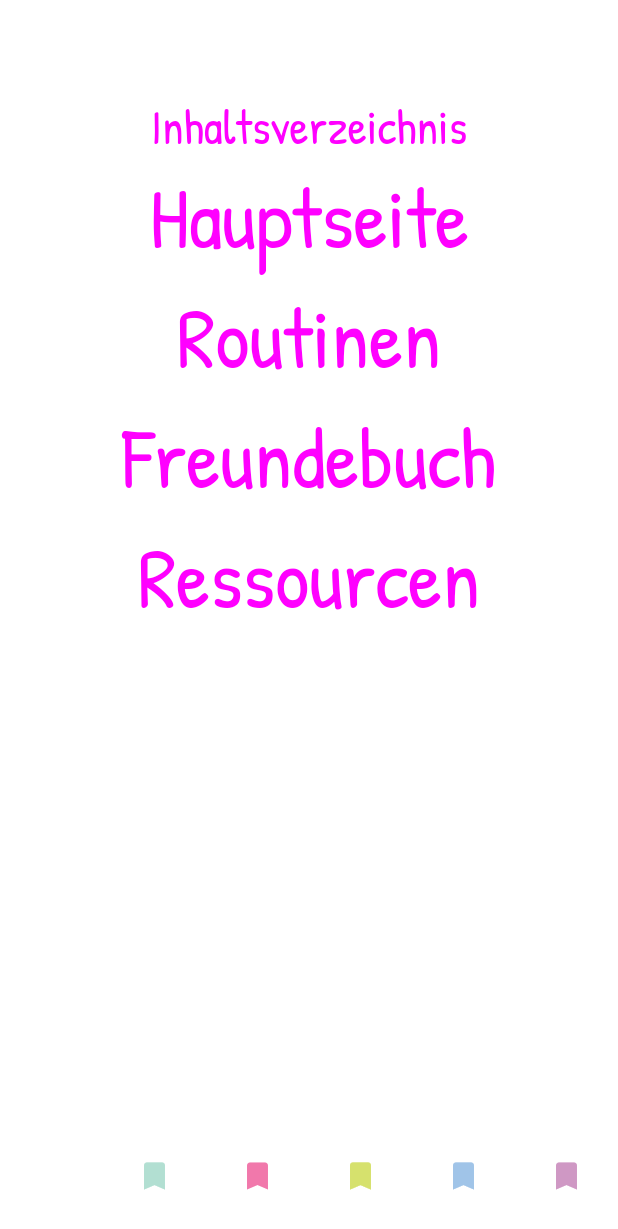
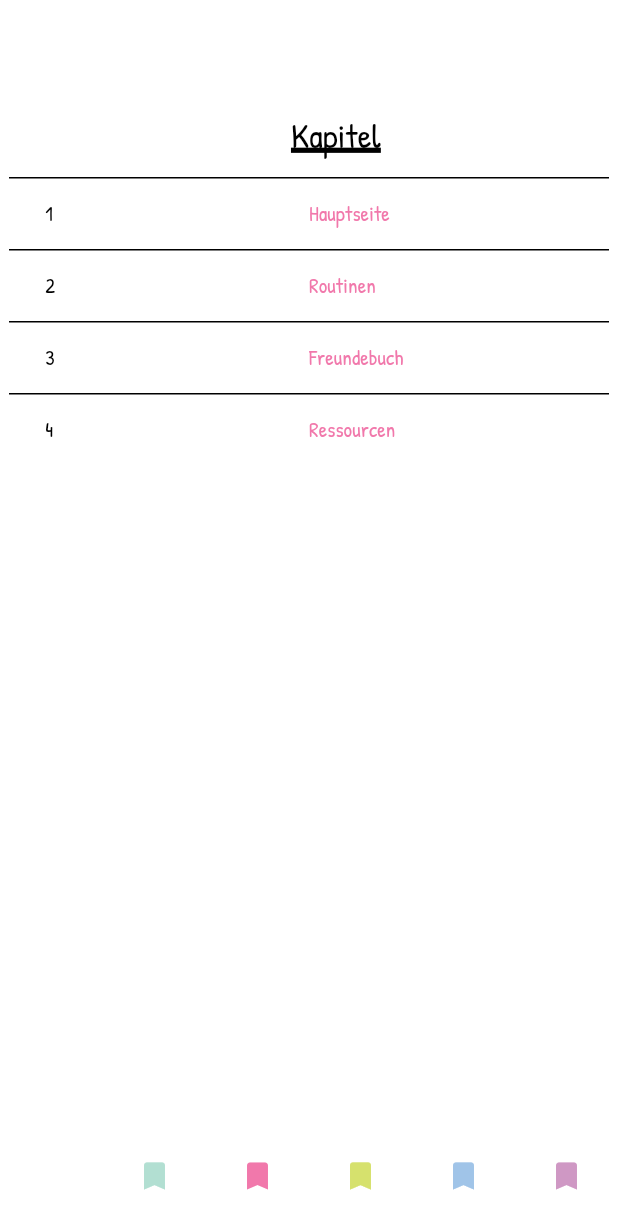
Before and after one commit to HSDContainerProjekt/MentalHealthApp, a Flutter app: the screen it shows after launch, item 2 of the bottom bar chosen, on a phone screen of 412 x 824 dp. Shown: the top 1229 px of the screen. Run offline on Flutter 3.47's test engine with Material 3 defaults, Android fonts, the phone set to English and light mode, and no system bars; our stand-ins replace bloc, dotted_border, equatable, flutter_bloc, flutter_colorpicker, flutter_form_builder and 6 more; missing offline and left inert: mysql_client, postgres; accounts and stored records are empty; generated files the repository leaves out were written again.

Commit message:
Inhaltsverzeichnis

```diff
--- a/lib/navigation/views/table_of_contents/table_of_contents_backbone.dart
+++ b/lib/navigation/views/table_of_contents/table_of_contents_backbone.dart
@@ -1,9 +1,5 @@
 import 'package:flutter/material.dart';
-import 'package:mental_health_app/navigation/widgets/navigation_bar.dart';
-import 'package:mental_health_app/software_backbone/routing/router.dart'
-    as app_router;
 import 'package:mental_health_app/software_backbone/routing/routing_constants.dart';
-import 'package:mental_health_app/software_backbone/themes/theme_constraints.dart';
 import 'package:flutter_gen/gen_l10n/app_localizations.dart';
 
 class TableOfContent extends StatelessWidget {
@@ -18,11 +14,93 @@ class TableOfContent extends StatelessWidget {
               Navigator.pop(context);
             }
           },
-        child: ListView(
+        child: Padding(
+          padding: EdgeInsets.all(6),
+          child:
+          SizedBox(width: double.infinity,
+              child: DataTable(
+              showBottomBorder: false,
+
+              columns: [
+                DataColumn(label: Expanded(child: Text(""))),
+                DataColumn(label: Expanded(child: Text("Kapitel")))
+              ],
+              rows: [
+                DataRow(
+                  cells: [
+                    DataCell(Text("1")),
+                    DataCell(
+                      TextButton(
+                        onPressed: () {
+                          Navigator.pushReplacementNamed(context, mainPage);
+                        },
+                        child: Text(
+                          AppLocalizations.of(context)!.homepageTitle,
+                        )
+                      )
+                    ),
+                  ]
+                ),
+                DataRow(
+                  cells: [
+                    DataCell(Text("2")),
+                    DataCell(
+                      TextButton(
+                        onPressed: () {
+                          Navigator.pushReplacementNamed(context, routineTracking);
+                        },
+                        child: Text(
+                          AppLocalizations.of(context)!.routineTitle,
+                        )
+                      )
+                    )
+                  ]
+                ),
+                DataRow(
+                  cells: [
+                    DataCell(Text("3")),
+                    DataCell(
+                      TextButton(
+                        onPressed: () {
+                          Navigator.pushReplacementNamed(context, friendsCollection);
+                        },
+                        child: Text(
+                          AppLocalizations.of(context)!.friendCollectionTitle,
+                        )
+                      )
+                    )
+                  ]
+                ),
+                DataRow(
+                  cells: [
+                    DataCell(Text("4")),
+                    DataCell(
+                      TextButton(
+                        onPressed: () {
+                          Navigator.pushReplacementNamed(context, resources);
+                        },
+                        child: Text(
+                          AppLocalizations.of(context)!.resourcesTitle,
+                        )
+                      )
+                    )
+                  ]
+                )
+              ]
+            ))
+
+          )
+      )
+    );
+  }
+}
+
+/**
+ * ListView(
           padding: const EdgeInsets.all(8),
           children: [
             Align(
-              alignment: Alignment.topCenter,
+              alignment: Alignment.topLeft,
               child: Text(
                 AppLocalizations.of(context)!.tableOfContentTitle,
                 style: Theme.of(context).textTheme.headlineLarge,
@@ -65,7 +143,4 @@ class TableOfContent extends StatelessWidget {
             )
           ],
         ),
-      )
-    );
-  }
-}
+ */
```
